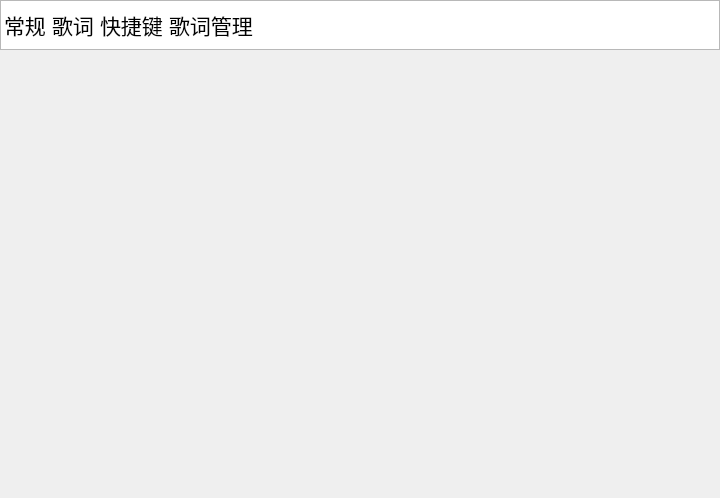
Before: the Qt Designer form SpotifyLyricWindow/resource/ui/ui_file/SettingsWindow.ui in Mai-icy/Spotify-lyrics-window, drawn with Qt 5.
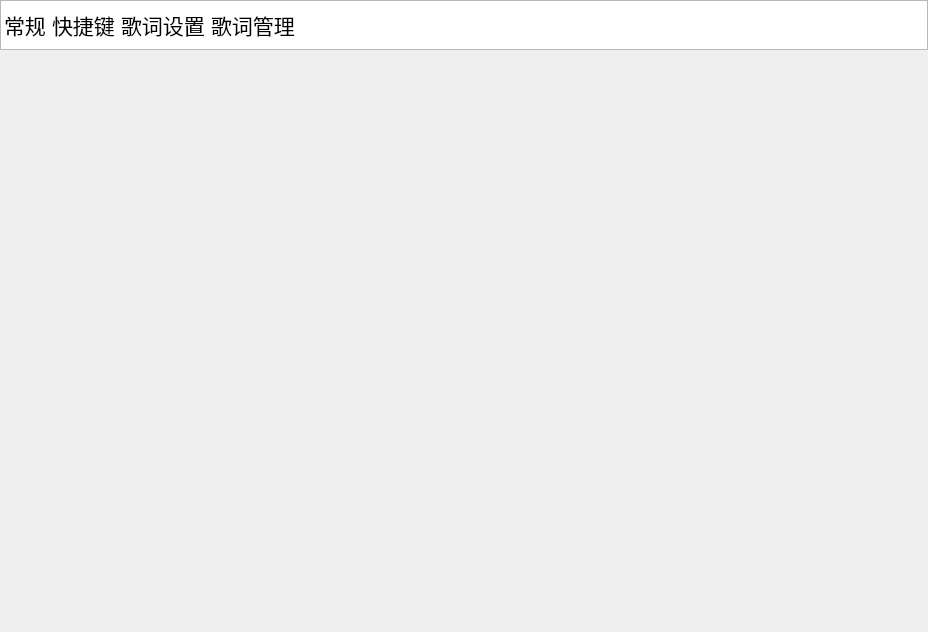
After: the same form once the commit is applied. Icons and pictures are not drawn.

```diff
--- a/SpotifyLyricWindow/resource/ui/ui_file/SettingsWindow.ui
+++ b/SpotifyLyricWindow/resource/ui/ui_file/SettingsWindow.ui
@@ -6,8 +6,8 @@
    <rect>
     <x>0</x>
     <y>0</y>
-    <width>720</width>
-    <height>498</height>
+    <width>928</width>
+    <height>632</height>
    </rect>
   </property>
   <property name="minimumSize">
@@ -84,7 +84,7 @@
      </item>
      <item>
       <property name="text">
-       <string>歌词</string>
+       <string>快捷键</string>
       </property>
       <property name="font">
        <font>
@@ -94,7 +94,7 @@
      </item>
      <item>
       <property name="text">
-       <string>快捷键</string>
+       <string>歌词设置</string>
       </property>
       <property name="font">
        <font>
```
